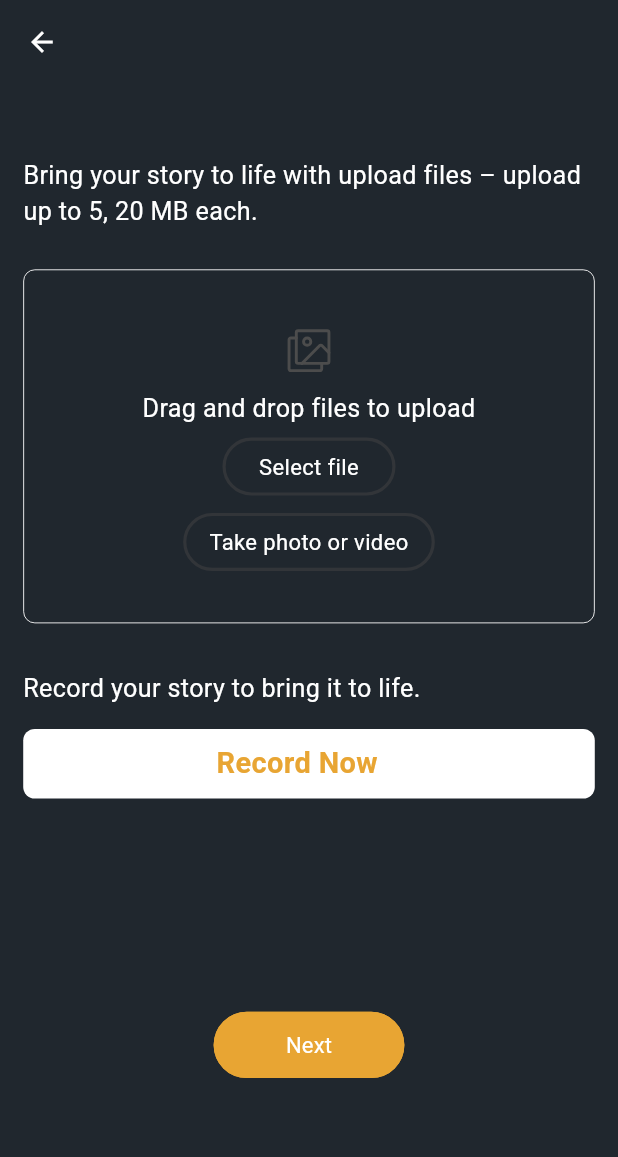
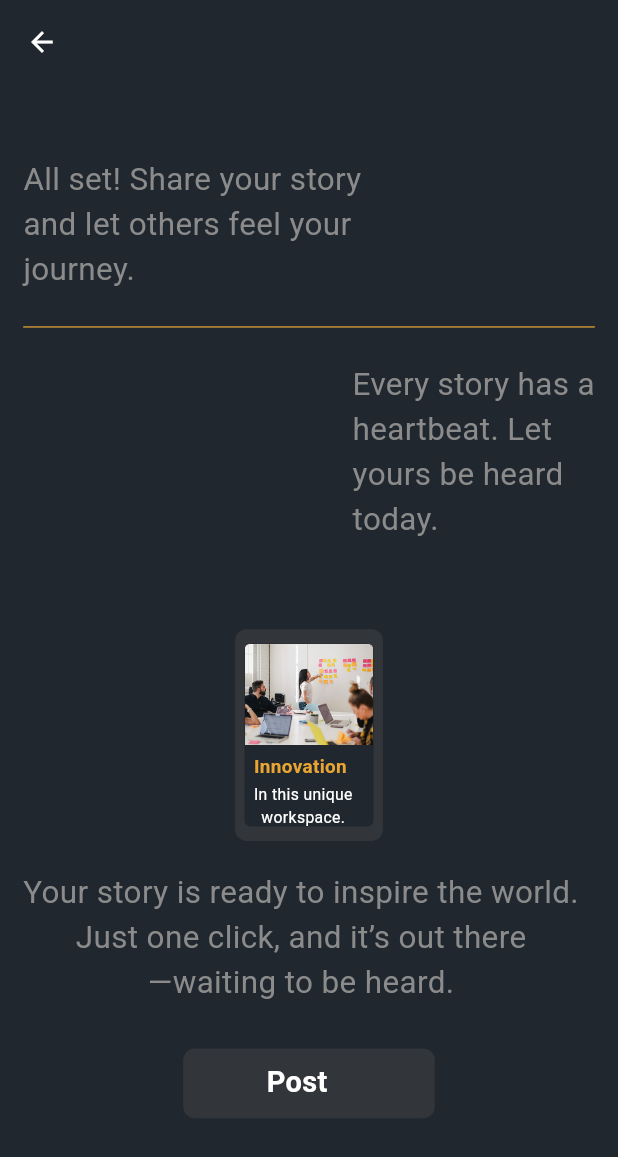
Before and after one commit to ebrahim48/klokkin-app, a Flutter app: the UploadCreateStoryScreen screen opened directly with empty values, after a tap on "Next", on a phone screen of 412 x 824 dp. Shown: the top 1157 px of the screen. Run offline on Flutter 3.47's test engine with Material 3 defaults, Android fonts, the phone set to English and light mode, and no system bars; drawn by our look-alikes of toastification; our stand-ins replace cached_network_image, device_preview, file_picker, flutter_screenutil, flutter_spinkit, flutter_svg and 12 more; missing offline and left inert: mime_type; accounts and stored records are empty; network calls fail.

Commit message:
create story

```diff
--- a/lib/core/config/app_routes/app_routes.dart
+++ b/lib/core/config/app_routes/app_routes.dart
@@ -4,6 +4,7 @@ import 'package:klokkin_app/presentations/screens/auth/privacy/privacy.dart';
 import 'package:klokkin_app/presentations/screens/auth/terms/terms.dart';
 import 'package:klokkin_app/presentations/screens/bottom_navbar/bottom_navbar_screen.dart';
 import 'package:klokkin_app/presentations/screens/everystory/every_story_screen.dart';
+import 'package:klokkin_app/presentations/screens/home/createStory/create_post_story.dart';
 import 'package:klokkin_app/presentations/screens/home/createStory/next_create_story.dart';
 import 'package:klokkin_app/presentations/screens/home/createStory/record_screen.dart';
 import 'package:klokkin_app/presentations/screens/home/home_screen.dart';
@@ -62,6 +63,7 @@ class AppRoutes {
   static const String recordStoryScreen = "/recordStoryScreen";
   static const String videoCreateStoryScreen = "/videoCreateStoryScreen";
   static const String storyScreen = "/storyScreen";
+  static const String createPostStoryScreen = "/createPostStoryScreen";
   static const String storyAudioScreen = "/storyAudioScreen";
   static const String storyImageScreen = "/storyImageScreen";
   static const String storyImageDetailsScreen = "/storyImageDetailsScreen";
@@ -412,6 +414,14 @@ class AppRoutes {
           _customTransitionPage(QuestionHelpScreen(), state),
     ),
 
+    //<<<=============>>>  Create PostStory Screen  <<<===============>>>
+    GoRoute(
+      path: createPostStoryScreen,
+      name: createPostStoryScreen,
+      pageBuilder: (context, state) =>
+          _customTransitionPage(CreatePostStoryScreen(), state),
+    ),
+
 
   ]);
 
--- /dev/null
+++ b/lib/models/latest_form_model.dart
@@ -0,0 +1,79 @@
+class LatestFormModel {
+  final String? id;
+  final User? user;
+  final String? caption;
+  final List<String>? tags;
+  final String? status;
+  final int? shared;
+  final String? description;
+  final List<String>? mediaUrl;
+  final String? type;
+  final DateTime? expiresAt;
+  final DateTime? createdAt;
+  final int? v;
+
+  LatestFormModel({
+    this.id,
+    this.user,
+    this.caption,
+    this.tags,
+    this.status,
+    this.shared,
+    this.description,
+    this.mediaUrl,
+    this.type,
+    this.expiresAt,
+    this.createdAt,
+    this.v,
+  });
+
+  factory LatestFormModel.fromJson(Map<String, dynamic> json) => LatestFormModel(
+    id: json["_id"],
+    user: json["user"] == null ? null : User.fromJson(json["user"]),
+    caption: json["caption"],
+    tags: json["tags"] == null ? [] : List<String>.from(json["tags"]!.map((x) => x)),
+    status: json["status"],
+    shared: json["shared"],
+    description: json["description"],
+    mediaUrl: json["mediaUrl"] == null ? [] : List<String>.from(json["mediaUrl"]!.map((x) => x)),
+    type: json["type"],
+    expiresAt: json["expiresAt"] == null ? null : DateTime.parse(json["expiresAt"]),
+    createdAt: json["createdAt"] == null ? null : DateTime.parse(json["createdAt"]),
+    v: json["__v"],
+  );
+
+  Map<String, dynamic> toJson() => {
+    "_id": id,
+    "user": user?.toJson(),
+    "caption": caption,
+    "tags": tags == null ? [] : List<dynamic>.from(tags!.map((x) => x)),
+    "status": status,
+    "shared": shared,
+    "description": description,
+    "mediaUrl": mediaUrl == null ? [] : List<dynamic>.from(mediaUrl!.map((x) => x)),
+    "type": type,
+    "expiresAt": expiresAt?.toIso8601String(),
+    "createdAt": createdAt?.toIso8601String(),
+    "__v": v,
+  };
+}
+
+class User {
+  final String? id;
+  final String? fname;
+
+  User({
+    this.id,
+    this.fname,
+  });
+
+  factory User.fromJson(Map<String, dynamic> json) => User(
+    id: json["_id"],
+    fname: json["fname"],
+  );
+
+  Map<String, dynamic> toJson() => {
+    "_id": id,
+    "fname": fname,
+  };
+}
--- /dev/null
+++ b/lib/presentations/screens/home/createStory/create_post_story.dart
@@ -0,0 +1,167 @@
+import 'package:flutter/material.dart';
+import 'package:flutter_screenutil/flutter_screenutil.dart';
+import 'package:get/get.dart';
+import 'package:go_router/go_router.dart';
+import 'package:klokkin_app/core/constants/app_colors.dart';
+import 'package:klokkin_app/presentations/widgets/custom_app_bar.dart';
+import 'package:klokkin_app/presentations/widgets/custom_button.dart';
+import 'package:klokkin_app/presentations/widgets/custom_text.dart';
+
+import '../../../../controllers/home_controller.dart';
+import '../../../../controllers/upload_create_controller.dart';
+
+class CreatePostStoryScreen extends StatelessWidget {
+   CreatePostStoryScreen({super.key});
+
+  HomeController homeController = Get.put(HomeController());
+
+   final UploadCreateStoryController controller = Get.put(UploadCreateStoryController());
+
+  @override
+  Widget build(BuildContext context) {
+
+    final Map routeData = GoRouterState.of(context).extra as Map;
+    final String title = routeData["title"];
+    final String script = routeData["script"];
+    final List<String> tags = List<String>.from(routeData["tags"]);
+    final images = routeData["images"];
+    return Scaffold(
+      appBar: const CustomAppBar(),
+      body: SingleChildScrollView(
+        padding: EdgeInsets.all(16.r),
+        child: Column(
+          crossAxisAlignment: CrossAxisAlignment.start,
+          children: [
+            SizedBox(height: 30.h),
+            CustomText(
+              textAlign: TextAlign.start,
+              text:
+              "All set! Share your story\nand let others feel your\njourney.",
+              fontsize: 20.sp,
+              fontWeight: FontWeight.w400,
+              color: AppColors.textColor8B8B8B,
+              maxline: 3,
+            ),
+
+            SizedBox(height: 16.h),
+            const Divider(
+              color: AppColors.primaryColorC79235,
+            ),
+            SizedBox(height: 16.h),
+            Align(
+              alignment: Alignment.centerRight,
+              child: CustomText(
+                textAlign: TextAlign.start,
+                text:
+                "Every story has a\nheartbeat. Let\nyours be heard\ntoday.",
+                fontsize: 20.sp,
+                fontWeight: FontWeight.w400,
+                color: AppColors.textColor8B8B8B,
+                maxline: 4,
+              ),
+            ),
+            SizedBox(height: 60.h),
+
+            /// ============================= Story Card =============================
+            Center(
+              child: Container(
+                width: 94.w,
+                height: 146.h,
+                decoration: BoxDecoration(
+                  color: const Color(0xFF323539),
+                  borderRadius: BorderRadius.circular(8.r),
+                ),
+                child: Center(
+                  child: Container(
+                    width: 82.w,
+                    height: 126.h,
+                    decoration: BoxDecoration(
+                      color: const Color(0xFF20272E),
+                      borderRadius: BorderRadius.circular(4.r),
+                    ),
+                    child: Column(
+                      crossAxisAlignment: CrossAxisAlignment.start,
+                      children: [
+                        /// Image
+                        ClipRRect(
+                          borderRadius: BorderRadius.vertical(top: Radius.circular(4.r)),
+                          child: Image.asset(
+                            "assets/images/imageStory.png",
+                            width: 82.w,
+                            height: 70.h,
+                            fit: BoxFit.cover,
+                          ),
+                        ),
+                        SizedBox(height: 6.h),
+
+                        /// Title
+                        Padding(
+                          padding: EdgeInsets.symmetric(horizontal: 6.w),
+                          child: CustomText(
+                            text: "Innovation",
+                            fontsize: 12.sp,
+                            fontWeight: FontWeight.w600,
+                            color: AppColors.buttonColorE8A533,
+                            maxline: 1,
+                          ),
+                        ),
+
+                        /// Description
+                        Padding(
+                          padding: EdgeInsets.symmetric(horizontal: 6.w, vertical: 2.h),
+                          child: CustomText(
+                            text: "In this unique\nworkspace.",
+                            fontsize: 10.sp,
+                            fontWeight: FontWeight.w300,
+                            color: AppColors.textColorFFFFFF,
+                            maxline: 2,
+                          ),
+                        ),
+                      ],
+                    ),
+                  ),
+                ),
+              ),
+            ),
+
+            SizedBox(height: 20.h),
+            CustomText(
+              textAlign: TextAlign.center,
+              text:
+              "Your story is ready to inspire the world.\nJust one click, and it’s out there\n—waiting to be heard.",
+              fontsize: 20.sp,
+              fontWeight: FontWeight.w400,
+              color: AppColors.textColor8B8B8B,
+              maxline: 4,
+            ),
+
+            SizedBox(height: 30.h),
+            Obx(()=>
+               Align(
+                alignment: Alignment.center,
+                child: CustomButton(
+                 loading:  homeController.uploadStoryLoading.value,
+                  title: 'Post',
+                  onpress: () {
+                    homeController.uploadStory(
+                      images: controller.images,
+                      caption: title,
+                      description: script,
+                      tags: tags.join(","),
+                      type: "image",
+                      context: context,
+                    );
+                  },
+                  width: 160,
+                  color: AppColors.textColor323539,
+                  titlecolor: AppColors.textColorFFFFFF,
+                  borderRadius: 8.r,
+                ),
+              )),
+            SizedBox(height: 50.h),
+          ],
+        ),
+      ),
+    );
+  }
+}
--- a/lib/presentations/screens/home/createStory/start_create_story.dart
+++ b/lib/presentations/screens/home/createStory/start_create_story.dart
@@ -40,7 +40,6 @@ class _StartCreateStoryScreenState extends State<StartCreateStoryScreen> {
                       "title" : "Create a story",
 
                     });
-                    // Get.toNamed(AppRoutes.optScreen, arguments: {"screenType" : "Sign up"});
                   }),
               SizedBox(height: 22.h),
               CustomButton(
--- a/lib/presentations/screens/home/createStory/upload_create_story.dart
+++ b/lib/presentations/screens/home/createStory/upload_create_story.dart
@@ -17,12 +17,15 @@ class UploadCreateStoryScreen extends StatelessWidget {
 
   @override
   Widget build(BuildContext context) {
-    final UploadCreateStoryController controller =
-    Get.put(UploadCreateStoryController());
+
+
+    final UploadCreateStoryController controller = Get.put(UploadCreateStoryController());
     final Map routeData = GoRouterState.of(context).extra as Map;
-
+    final String title = routeData["title"];
+    final String script = routeData["script"];
+    final List<String> tags = List<String>.from(routeData["tags"]);
     return Scaffold(
-      appBar: CustomAppBar(title: "${routeData["title"]}"),
+      appBar: CustomAppBar(title: "${routeData["pageTitle"]}"),
       body: SingleChildScrollView(
         padding: EdgeInsets.all(16.r),
         child: Column(
@@ -40,7 +43,6 @@ class UploadCreateStoryScreen extends StatelessWidget {
             ),
             SizedBox(height: 12.h),
 
-            /// If no images uploaded yet
             Obx(() => controller.images.isEmpty
                 ? Container(
               width: 390.w,
@@ -89,7 +91,7 @@ class UploadCreateStoryScreen extends StatelessWidget {
               ),
             )
                 :
-            /// Show Grid of uploaded images
+            ///========================================> Show Grid of uploaded images ================================>
             Container(
               width: 360.w,
               height: 245.h,
@@ -224,7 +226,18 @@ class UploadCreateStoryScreen extends StatelessWidget {
             Align(
               alignment: Alignment.center,
               child: OutlinedButton(
-                onPressed: () {},
+                onPressed: () {
+                  context.pushNamed(
+                      AppRoutes.createPostStoryScreen,
+                    extra: {
+                      "title": title,
+                      "script": script,
+                      "tags": tags,
+                      "images": controller.images,
+                    }
+
+                  );
+                },
                 style: OutlinedButton.styleFrom(
                   backgroundColor: AppColors.buttonColorE8A533,
                   side: BorderSide(
--- a/lib/services/api_constants.dart
+++ b/lib/services/api_constants.dart
@@ -21,5 +21,6 @@ class ApiConstants{
   static const String getAllTagsEndPoint = "/tag/tags";
   static String updateTagEndPoint(String id) => "/tag/tags/$id";
   static const String uploadEndPoint = "/story/story";
+  static const String getLatestFormEndPoint = "/story/story";
 
 }
```
Also changed, not shown: lib/controllers/home_controller.dart (+25 -11 lines), lib/controllers/upload_create_controller.dart (+10 -3 lines), lib/presentations/screens/home/createStory/next_create_story.dart (+47 -21 lines), lib/presentations/screens/home/home_screen.dart (+28 -5 lines).
